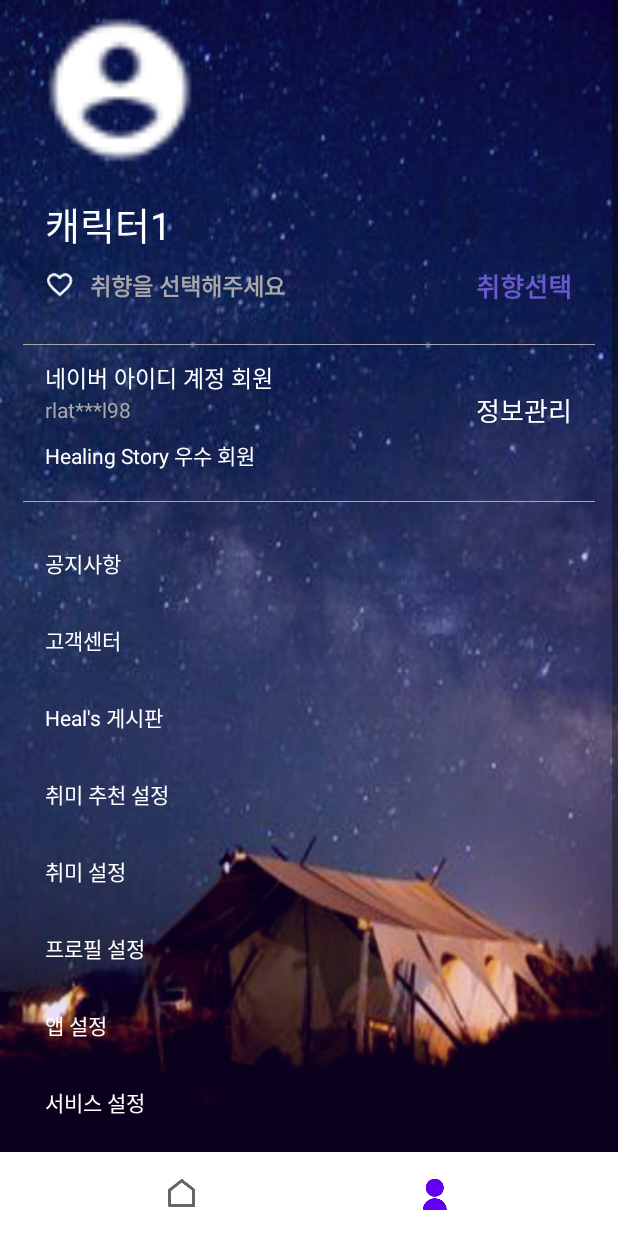
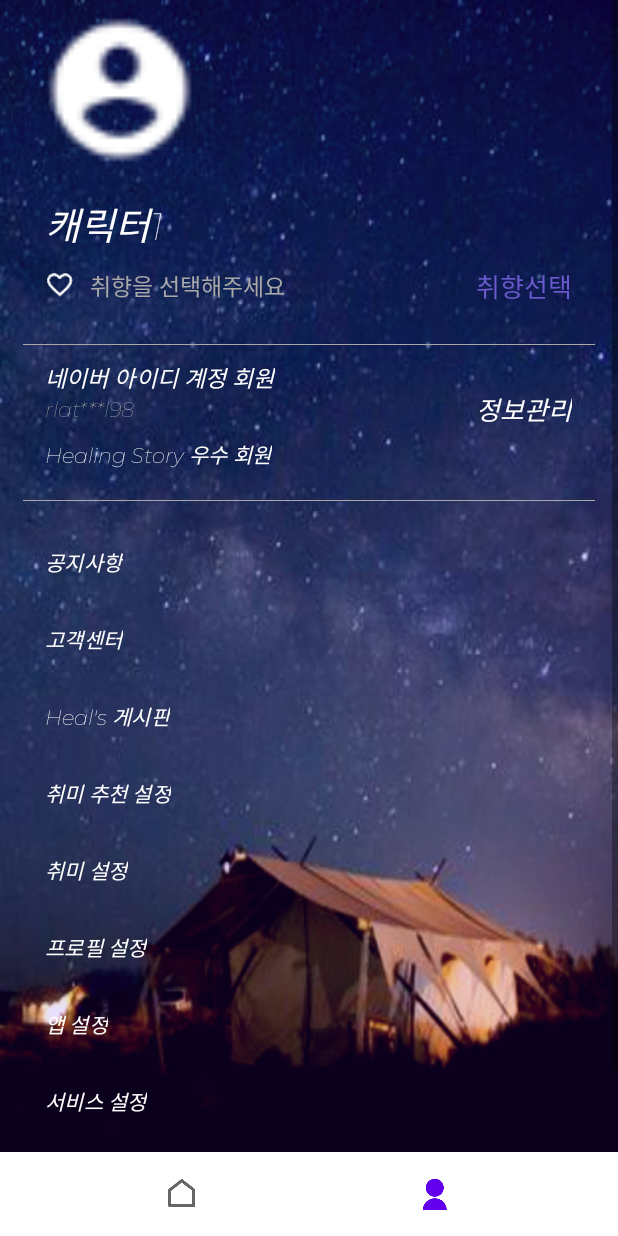
Before and after one commit to tmdrl980430/find_movie_theater_android, an Android app: the MypageFragment screen opened through its navigation route, on a phone screen of 412 x 824 dp. Run offline under Robolectric (Android 15) with nearby library versions, the phone set to English and light mode, and no system bars; our stand-ins replace navigation-ui; libraries missing offline, so code that uses them is left out: com.naver.maps; 3 statements that could not run were skipped.

Commit message:
폰트 적용

```diff
--- a/app/src/main/res/color/radio_button_selector.xml
+++ b/app/src/main/res/color/radio_button_selector.xml
@@ -1,6 +1,6 @@
 <?xml version="1.0" encoding="utf-8"?>
 <!-- res/color/radio_button_selector.xml -->
 <selector xmlns:android="http://schemas.android.com/apk/res/android">
-    <item android:state_checked="true" android:color="@color/slateBlue" />
+    <item android:state_checked="true" android:color="@color/gold" />
     <item android:state_checked="false" android:color="@color/white" />
 </selector>
--- a/app/src/main/res/layout/activity_result.xml
+++ b/app/src/main/res/layout/activity_result.xml
@@ -17,6 +17,7 @@
         android:maxWidth="300dp"
         android:maxLines="1"
         android:text="@string/select_name_text"
+        android:fontFamily="@font/montserrat_italic_variablefont_wght"
         app:layout_constraintEnd_toEndOf="parent"
         app:layout_constraintStart_toStartOf="parent"
         app:layout_constraintTop_toTopOf="parent" />
--- a/app/src/main/res/layout/fragment_mypage.xml
+++ b/app/src/main/res/layout/fragment_mypage.xml
@@ -41,6 +41,7 @@
                 android:layout_height="wrap_content"
                 android:layout_marginTop="20dp"
                 android:text="캐릭터1"
+                android:fontFamily="@font/montserrat_italic_variablefont_wght"
                 android:textColor="@color/white"
                 android:textSize="25sp"
                 app:layout_constraintStart_toStartOf="@+id/imageView"
@@ -68,6 +69,7 @@
                     android:layout_height="wrap_content"
                     android:layout_marginStart="10dp"
                     android:text="취향을 선택해주세요"
+                    android:fontFamily="@font/montserrat_italic_variablefont_wght"
                     android:textColor="#a8a8a8"
                     android:textSize="15sp"
                     android:textStyle="bold" />
@@ -86,6 +88,7 @@
                 android:paddingEnd="15dp"
                 android:paddingBottom="5dp"
                 android:text="취향선택"
+                android:fontFamily="@font/montserrat_italic_variablefont_wght"
                 android:textColor="@color/slateBlue"
                 android:textSize="17sp"
                 android:textStyle="bold"
@@ -121,6 +124,7 @@
                     android:layout_width="wrap_content"
                     android:layout_height="wrap_content"
                     android:text="네이버 아이디 계정 회원"
+                    android:fontFamily="@font/montserrat_italic_variablefont_wght"
                     android:textColor="@color/white"
                     android:textSize="15sp"
                     android:textStyle="normal" />
@@ -133,6 +137,7 @@
                 android:layout_width="wrap_content"
                 android:layout_height="wrap_content"
                 android:text="rlat***l98"
+                android:fontFamily="@font/montserrat_italic_variablefont_wght"
                 android:textColor="#a8a8a8"
                 android:textStyle="normal"
                 app:layout_constraintStart_toStartOf="@+id/linearLayout1"
@@ -149,6 +154,7 @@
                 android:paddingEnd="15dp"
                 android:paddingBottom="5dp"
                 android:text="정보관리"
+                android:fontFamily="@font/montserrat_italic_variablefont_wght"
                 android:textColor="@color/white"
                 android:textSize="17sp"
                 android:textStyle="normal"
@@ -162,6 +168,7 @@
                 android:layout_height="wrap_content"
                 android:layout_marginTop="10dp"
                 android:text="Healing Story 우수 회원"
+                android:fontFamily="@font/montserrat_italic_variablefont_wght"
                 android:textColor="@color/white"
                 android:textStyle="normal"
                 app:layout_constraintStart_toStartOf="@+id/textview_2"
@@ -187,6 +194,7 @@
                 android:layout_height="wrap_content"
                 android:layout_marginTop="30dp"
                 android:text="공지사항"
+                android:fontFamily="@font/montserrat_italic_variablefont_wght"
                 android:textColor="@color/white"
                 app:layout_constraintStart_toStartOf="@+id/textview_4"
                 app:layout_constraintTop_toBottomOf="@+id/view2" />
@@ -198,6 +206,7 @@
                 android:layout_height="wrap_content"
                 android:layout_marginTop="30dp"
                 android:text="고객센터"
+                android:fontFamily="@font/montserrat_italic_variablefont_wght"
                 android:textColor="@color/white"
                 app:layout_constraintStart_toStartOf="@+id/textview_4"
                 app:layout_constraintTop_toBottomOf="@+id/notice_tv" />
@@ -209,6 +218,7 @@
                 android:layout_height="wrap_content"
                 android:layout_marginTop="30dp"
                 android:text="Heal's 게시판"
+                android:fontFamily="@font/montserrat_italic_variablefont_wght"
                 android:textColor="@color/white"
                 app:layout_constraintStart_toStartOf="@+id/textview_4"
                 app:layout_constraintTop_toBottomOf="@+id/service_center" />
@@ -220,6 +230,7 @@
                 android:layout_height="wrap_content"
                 android:layout_marginTop="30dp"
                 android:text="취미 추천 설정"
+                android:fontFamily="@font/montserrat_italic_variablefont_wght"
                 android:textColor="@color/white"
                 app:layout_constraintStart_toStartOf="@+id/textview_4"
                 app:layout_constraintTop_toBottomOf="@+id/notice_board" />
@@ -231,6 +242,7 @@
                 android:layout_height="wrap_content"
                 android:layout_marginTop="30dp"
                 android:text="취미 설정"
+                android:fontFamily="@font/montserrat_italic_variablefont_wght"
                 android:textColor="@color/white"
                 app:layout_constraintStart_toStartOf="@+id/textview_4"
                 app:layout_constraintTop_toBottomOf="@+id/playback_settings" />
@@ -242,6 +254,7 @@
                 android:layout_height="wrap_content"
                 android:layout_marginTop="30dp"
                 android:text="프로필 설정"
+                android:fontFamily="@font/montserrat_italic_variablefont_wght"
                 android:textColor="@color/white"
                 app:layout_constraintStart_toStartOf="@+id/textview_4"
                 app:layout_constraintTop_toBottomOf="@+id/video_settings" />
@@ -253,6 +266,7 @@
                 android:layout_height="wrap_content"
                 android:layout_marginTop="30dp"
                 android:text="앱 설정"
+                android:fontFamily="@font/montserrat_italic_variablefont_wght"
                 android:textColor="@color/white"
                 app:layout_constraintStart_toStartOf="@+id/textview_4"
                 app:layout_constraintTop_toBottomOf="@+id/save_settings" />
@@ -264,6 +278,7 @@
                 android:layout_height="wrap_content"
                 android:layout_marginTop="30dp"
                 android:text="서비스 설정"
+                android:fontFamily="@font/montserrat_italic_variablefont_wght"
                 android:textColor="@color/white"
                 app:layout_constraintStart_toStartOf="@+id/textview_4"
                 app:layout_constraintTop_toBottomOf="@+id/app_settings" />
@@ -275,6 +290,7 @@
                 android:layout_height="wrap_content"
                 android:layout_marginTop="30dp"
                 android:text="버전 정보"
+                android:fontFamily="@font/montserrat_italic_variablefont_wght"
                 android:textColor="@color/white"
                 app:layout_constraintStart_toStartOf="@+id/textview_4"
                 app:layout_constraintTop_toBottomOf="@+id/voice_settings" />
@@ -283,7 +299,8 @@
                 android:layout_width="wrap_content"
                 android:layout_height="wrap_content"
                 android:layout_marginEnd="10dp"
-                android:text="현재버전 5.7.2"
+                android:text="현재버전 1.0.0"
+                android:fontFamily="@font/montserrat_italic_variablefont_wght"
                 android:textColor="#a8a8a8"
                 android:textSize="15sp"
                 android:textStyle="bold"
--- a/app/src/main/res/layout/item_blog.xml
+++ b/app/src/main/res/layout/item_blog.xml
@@ -21,6 +21,7 @@
         android:textColor="@color/white"
         android:textSize="20sp"
         android:textStyle="bold"
+        android:fontFamily="@font/montserrat_italic_variablefont_wght"
         app:layout_constraintStart_toStartOf="parent"
         app:layout_constraintTop_toTopOf="parent" />
 
@@ -33,6 +34,7 @@
         android:text="@string/select_blog_description_text"
         android:textColor="@color/white"
         android:textSize="14sp"
+        android:fontFamily="@font/montserrat_italic_variablefont_wght"
         app:layout_constraintStart_toStartOf="parent"
         app:layout_constraintEnd_toEndOf="parent"
         app:layout_constraintTop_toBottomOf="@id/item_blog_title_tv" />
@@ -44,6 +46,7 @@
         android:layout_marginTop="15dp"
         android:maxLines="1"
         android:text="@string/select_blog_postdate_text"
+        android:fontFamily="@font/montserrat_italic_variablefont_wght"
         android:textColor="@color/white"
         android:textSize="12sp"
         app:layout_constraintStart_toStartOf="parent"
@@ -58,6 +61,7 @@
         android:text="@string/select_blog_postdate_text"
         android:textColor="@color/white"
         android:textSize="12sp"
+        android:fontFamily="@font/montserrat_italic_variablefont_wght"
         app:layout_constraintBottom_toBottomOf="@+id/item_blog_postdate_text_tv"
         app:layout_constraintStart_toEndOf="@+id/item_blog_postdate_text_tv"
         app:layout_constraintTop_toTopOf="@+id/item_blog_postdate_text_tv" />
@@ -72,6 +76,7 @@
         android:textColor="@color/slateBlue"
         android:textSize="14sp"
         android:textStyle="italic"
+        android:fontFamily="@font/montserrat_italic_variablefont_wght"
         app:layout_constraintBottom_toBottomOf="@+id/item_blog_postdate_tv"
         app:layout_constraintEnd_toEndOf="parent"
         app:layout_constraintTop_toTopOf="@+id/item_blog_postdate_tv" />
--- a/app/src/main/res/values/colors.xml
+++ b/app/src/main/res/values/colors.xml
@@ -44,8 +44,6 @@
     <color name="plum">#DDA0DD</color> <!-- 자두색 -->
     <color name="slateBlue">#6A5ACD</color> <!-- 슬레이트 블루 -->
     <color name="linkColor">#FF0000</color>
-
-
     <color name="checkedColor">#FF0000</color> <!-- 선택된 상태의 색상 (예: 빨간색) -->
     <color name="uncheckedColor">#00FF00</color> <!-- 선택되지 않은 상태의 색상 (예: 녹색) -->
 
```
Also changed, not shown: app/src/main/res/font-v26/font.xml (added, +8 -0 lines), app/src/main/res/font/font.xml (added, +8 -0 lines), app/src/main/res/layout/fragment_home.xml (+8 -4 lines), app/src/main/res/values/strings.xml (+4 -4 lines), app/src/main/res/font/montserrat_italic_variablefont_wght.ttf (added), app/src/main/res/font/montserrat_variablefont_wght.ttf (added).
